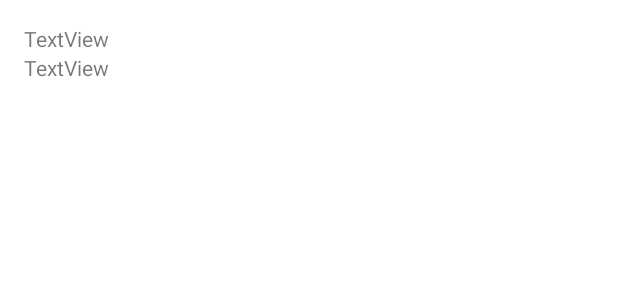
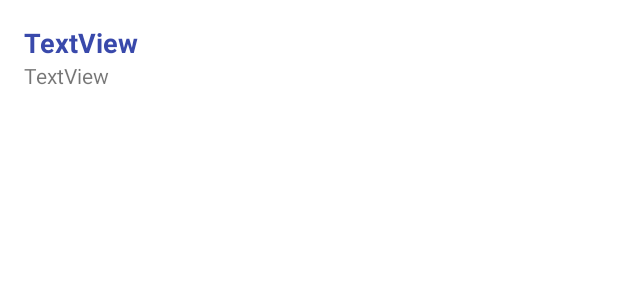
Before and after one commit to maha303/Rss_Feed, an Android app: the layout item_row.xml on its own in the app's theme, with its tools: preview values and no code run, on a phone screen of 412 x 824 dp. Shown: the top 300 px of the screen. Run offline under Robolectric (Android 15) with nearby library versions, the phone set to English and light mode, and no system bars; network calls fail.

Commit message:
Update item_row.xml

```diff
--- a/app/src/main/res/layout/item_row.xml
+++ b/app/src/main/res/layout/item_row.xml
@@ -7,6 +7,9 @@
 
     <TextView
         android:id="@+id/tvTitle"
+        android:textColor="#3949AB"
+        android:textSize="18dp"
+        android:textStyle="bold"
         android:layout_width="match_parent"
         android:layout_height="wrap_content"
         android:text="TextView" />
```
